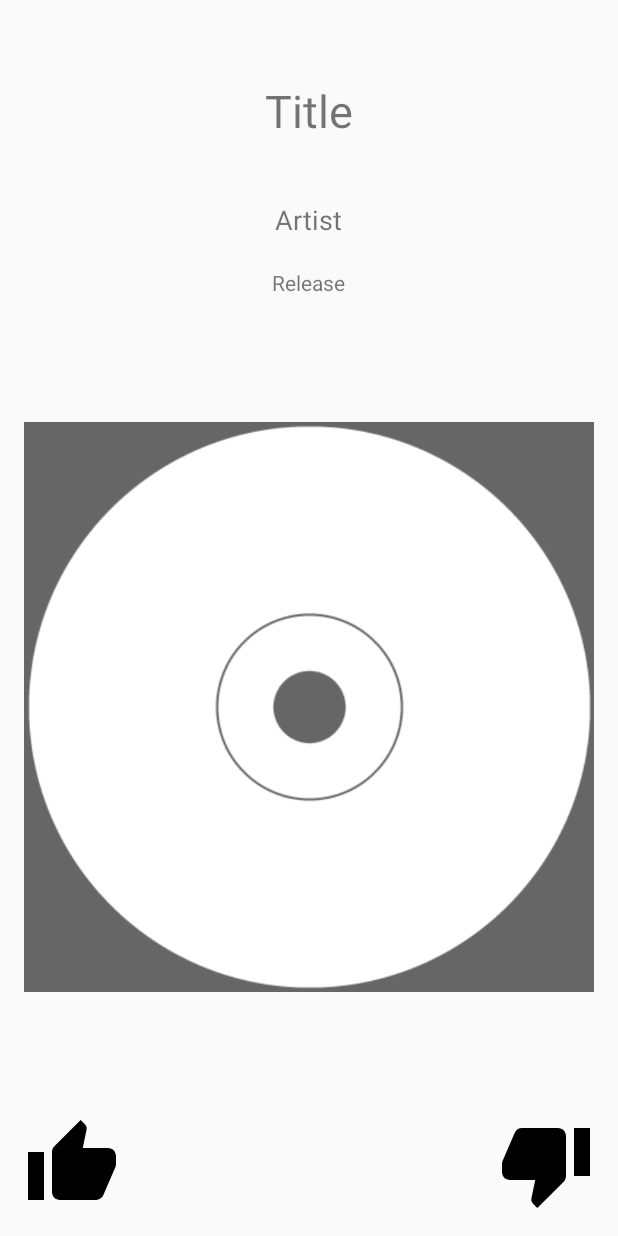
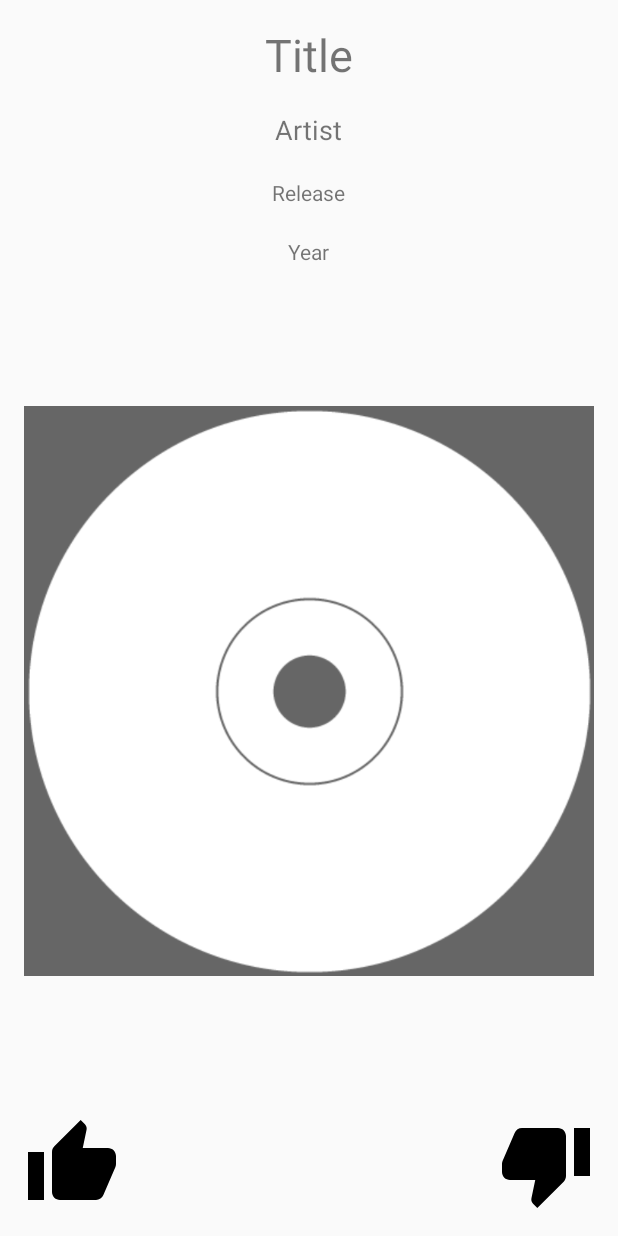
Before and after one commit to whippet-music/whippet-player, an Android app: the TrackActivity screen opened directly, with no data from a screen before it, on a phone screen of 412 x 824 dp. Run offline under Robolectric (Android 15) with nearby library versions, the phone set to English and light mode, and no system bars; network calls fail; 2 statements that could not run were skipped.

Commit message:
Add year to track activity

```diff
--- a/app/src/main/java/com/whippetmusic/whippetplayer/TrackActivity.java
+++ b/app/src/main/java/com/whippetmusic/whippetplayer/TrackActivity.java
@@ -68,10 +68,13 @@ public class TrackActivity extends AppCompatActivity {
         TextView titleTextView = (TextView) findViewById(R.id.titleTextView);
         TextView artistNameTextView = (TextView) findViewById(R.id.artistNameTextView);
         TextView releaseTextView = (TextView) findViewById(R.id.releaseTextView);
+        TextView yearTextView = (TextView) findViewById(R.id.yearTextView);
 
         titleTextView.setText(track.getTitle());
         artistNameTextView.setText(track.getArtistName());
         releaseTextView.setText(track.getRelease());
+        int year = (int) metaData.getYear();
+        yearTextView.setText(String.valueOf(year));
     }
 
     private void initializeButtons() {
--- a/app/src/main/java/com/whippetmusic/whippetplayer/model/MetaData.java
+++ b/app/src/main/java/com/whippetmusic/whippetplayer/model/MetaData.java
@@ -64,6 +64,11 @@ public class MetaData {
     public int getTrackId() {
         return trackId;
     }
+
+    public float getYear() {
+        return year;
+    }
+
     public float[] getFeatureVector() {
         return new float[] {
             1.0f,
--- a/app/src/main/res/layout/activity_track.xml
+++ b/app/src/main/res/layout/activity_track.xml
@@ -14,21 +14,20 @@
         android:id="@+id/titleTextView"
         android:layout_width="wrap_content"
         android:layout_height="wrap_content"
+        android:text="Title"
+        android:textSize="30sp"
         android:layout_alignParentTop="true"
-        android:layout_centerHorizontal="true"
-        android:layout_marginTop="37dp"
-        android:text="Title"
-        android:textSize="30sp" />
+        android:layout_centerHorizontal="true" />
 
     <TextView
         android:id="@+id/artistNameTextView"
         android:layout_width="wrap_content"
         android:layout_height="wrap_content"
+        android:layout_marginTop="17dp"
+        android:text="Artist"
+        android:textSize="18sp"
         android:layout_below="@+id/titleTextView"
-        android:layout_centerHorizontal="true"
-        android:layout_marginTop="40dp"
-        android:text="Artist"
-        android:textSize="18sp" />
+        android:layout_centerHorizontal="true" />
 
     <TextView
         android:id="@+id/releaseTextView"
@@ -37,6 +36,15 @@
         android:layout_marginTop="20dp"
         android:text="Release"
         android:layout_below="@+id/artistNameTextView"
+        android:layout_centerHorizontal="true" />
+
+    <TextView
+        android:id="@+id/yearTextView"
+        android:layout_width="wrap_content"
+        android:layout_height="wrap_content"
+        android:layout_marginTop="20dp"
+        android:text="Year"
+        android:layout_below="@+id/releaseTextView"
         android:layout_centerHorizontal="true" />
 
     <ImageView
@@ -64,7 +72,7 @@
         android:layout_height="wrap_content"
         android:layout_above="@+id/likeImageView"
         android:layout_alignParentStart="true"
-        android:layout_below="@+id/releaseTextView"
+        android:layout_below="@+id/yearTextView"
         android:layout_toEndOf="@+id/likeImageView"
         android:adjustViewBounds="true"
         android:cropToPadding="false"
```
